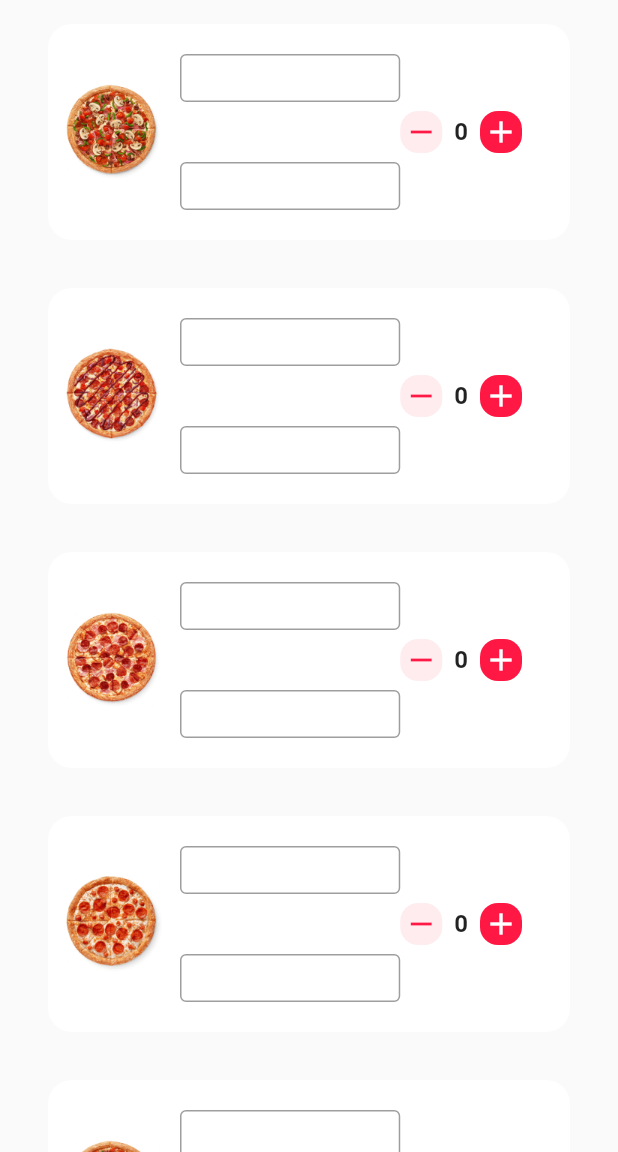
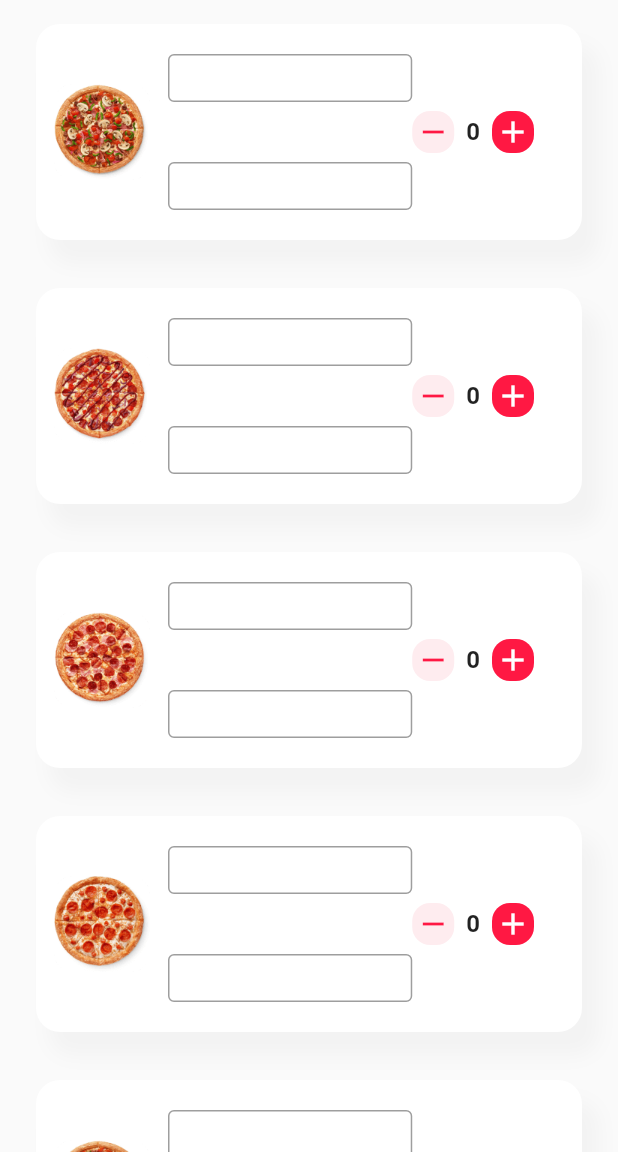
Before and after one commit to 1ldanlik/pizza-market-bloc, a Flutter app: the screen it shows after launch, on a phone screen of 412 x 824 dp, the part 84-1236 px from its top. Run offline on Flutter 3.47's test engine with Material 2 defaults, Android fonts, the phone set to English and light mode, and no system bars; our stand-ins replace bloc, equatable, flutter_bloc.

Commit message:
added controllers in constructor of custom_text_field.dart and added shadow to add_pizza_card.dart

```diff
--- a/lib/components/add_pizza_card.dart
+++ b/lib/components/add_pizza_card.dart
@@ -38,6 +38,14 @@ class _AddPizzaCardState extends State<AddPizzaCard> {
         decoration: BoxDecoration(
           borderRadius: BorderRadius.circular(Config.mediumBorderRadius),
           color: Config.primaryWhiteColor,
+          boxShadow: [
+            BoxShadow(
+              color: Colors.grey.withOpacity(0.08),
+              spreadRadius: 1,
+              blurRadius: 10,
+              offset: const Offset(10, 15),
+            ),
+          ],
         ),
         child: Row(
           children: [
@@ -54,14 +62,8 @@ class _AddPizzaCardState extends State<AddPizzaCard> {
                 mainAxisAlignment: MainAxisAlignment.start,
                 crossAxisAlignment: CrossAxisAlignment.start,
                 children: [
-                  CustomTextField(),
-                  CustomTextField(),
-                  // TextFormField(
-                  //   controller: _priceController,
-                  // ),
-                  // TextFormField(
-                  //   controller: _priceController,
-                  // ),
+                  CustomTextField(controller: _nameController,),
+                  CustomTextField(controller: _priceController,),
                 ],
               ),
             ),
--- a/lib/components/custom_text_field.dart
+++ b/lib/components/custom_text_field.dart
@@ -3,7 +3,12 @@ import 'package:flutter/material.dart';
 import '../config.dart';
 
 class CustomTextField extends StatefulWidget {
-  const CustomTextField({Key? key}) : super(key: key);
+  final TextEditingController controller;
+
+  const CustomTextField({
+    Key? key,
+    required this.controller,
+  }) : super(key: key);
 
   @override
   State<CustomTextField> createState() => _CustomTextFieldState();
@@ -12,12 +17,13 @@ class CustomTextField extends StatefulWidget {
 class _CustomTextFieldState extends State<CustomTextField> {
   @override
   Widget build(BuildContext context) {
-    return const Padding(
-      padding: EdgeInsets.symmetric(vertical: Config.padding * 1.25),
+    return Padding(
+      padding: const EdgeInsets.symmetric(vertical: Config.padding * 1.25),
       child: SizedBox(
         height: 32,
         child: TextField(
-          decoration: InputDecoration(
+          controller: widget.controller,
+          decoration: const InputDecoration(
             contentPadding: EdgeInsets.symmetric(horizontal: Config.padding / 2),
             border: OutlineInputBorder(),
           ),
--- a/lib/screens/main_page.dart
+++ b/lib/screens/main_page.dart
@@ -1,5 +1,4 @@
 import 'package:flutter/material.dart';
-import 'package:pizza_market_bloc/components/pizza_select_card.dart';
 
 import '../api.dart';
 import '../components/add_pizza_card.dart';
@@ -41,19 +40,19 @@ class MainPage extends StatelessWidget {
               )),
         ],
       ),
-      body: Padding(
-        padding: const EdgeInsets.symmetric(horizontal: Config.padding * 1.5),
-        child: ListView(
-              children: [
-                for (var pizza in listOfDifferPizza)
-                  AddPizzaCard(
+      body: ListView(
+            children: [
+              for (var pizza in listOfDifferPizza)
+                Padding(
+                  padding: const EdgeInsets.symmetric(horizontal: Config.padding),
+                  child: AddPizzaCard(
                       image: pizza.image,
                       title: pizza.title,
                       price: pizza.price
                   ),
-              ],
-            ),
-      ),
+                ),
+            ],
+          ),
     );
   }
 }
```
